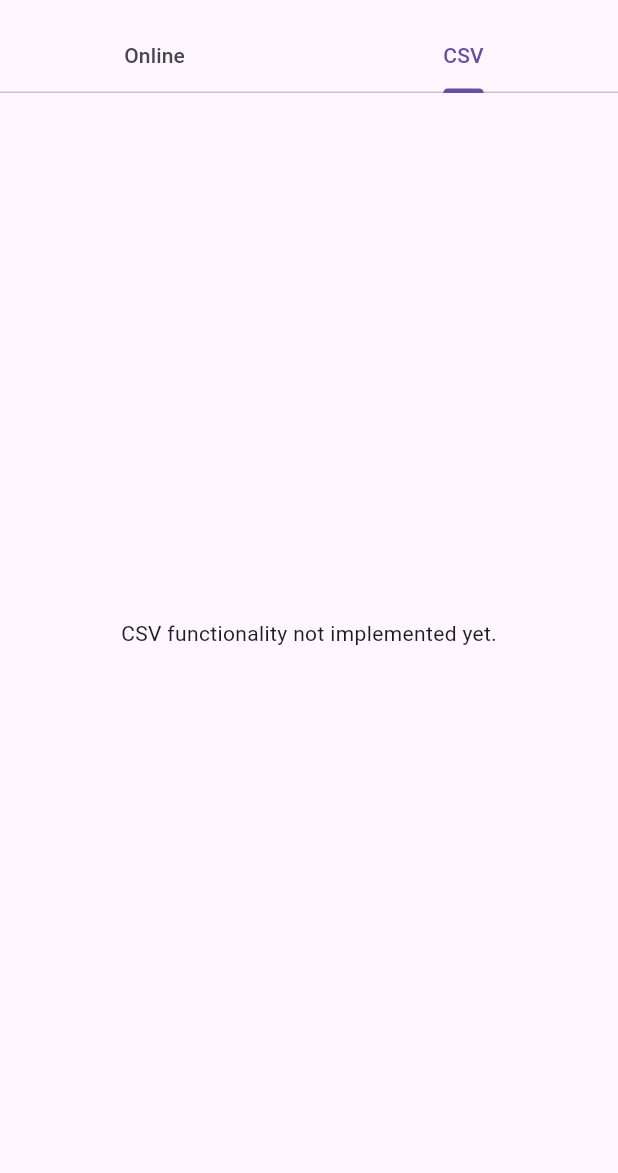
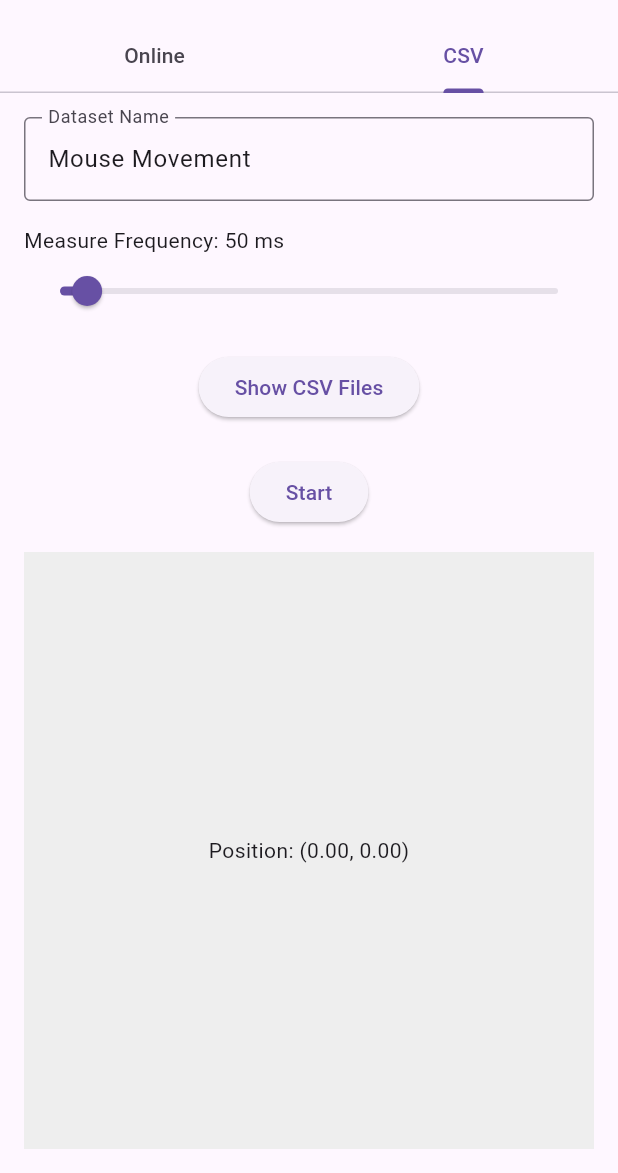
Before and after one commit to edge-ml/dart, a Flutter app: the screen it shows after launch, tab 2 chosen, on a phone screen of 412 x 824 dp, the part 63-1236 px from its top. Run offline on Flutter 3.47's test engine with Material 3 defaults, Android fonts, the light colour scheme and no system bars; our stand-ins replace csv, open_file.

Commit message:
example: Add CSV collector example

```diff
--- /dev/null
+++ b/example/lib/csv_collector_example.dart
@@ -0,0 +1,207 @@
+import 'dart:async';
+
+import 'package:edge_ml_dart/edge_ml_dart.dart';
+import 'package:flutter/material.dart';
+import 'package:open_file/open_file.dart';
+
+import 'mouse_tracker.dart';
+
+class CsvCollectorExample extends StatefulWidget {
+  const CsvCollectorExample({super.key});
+
+  @override
+  State<CsvCollectorExample> createState() => _CsvCollectorExampleState();
+}
+
+class _CsvCollectorExampleState extends State<CsvCollectorExample> {
+  CsvDatasetCollector? _csvDatasetCollector;
+
+  final TextEditingController _datasetNameController = TextEditingController(
+    text: "Mouse Movement",
+  );
+
+  bool _tracking = false;
+  bool _starting = false;
+  Timer? _timer;
+
+  double _frequency = 50;
+
+  double _cursorX = 0;
+  double _cursorY = 0;
+
+  void _onTimerTick(Timer timer) {
+    final nowMs = DateTime.now().millisecondsSinceEpoch;
+
+    _csvDatasetCollector?.addDataPoint(
+      name: "mouseX",
+      value: _cursorX,
+      time: nowMs,
+    );
+    _csvDatasetCollector?.addDataPoint(
+      name: "mouseY",
+      value: _cursorY,
+      time: nowMs,
+    );
+  }
+
+  void _startTimer(int frequency) {
+    _timer = Timer.periodic(Duration(milliseconds: frequency), _onTimerTick);
+  }
+
+  void _stopTimer() {
+    _timer?.cancel();
+    _timer = null;
+  }
+
+  void _toggleTracking() async {
+    if (!_tracking) {
+      setState(() {
+        _starting = true;
+      });
+
+      String datasetName = _datasetNameController.text;
+      int frequency = _frequency.toInt();
+
+      try {
+        _csvDatasetCollector = await CsvDatasetCollector.create(
+          name: datasetName,
+          useDeviceTime: false,
+          timeSeries: ["mouseX", "mouseY"],
+          metaData: {"app": "example"},
+          datasetLabel: "mouse",
+        );
+        print(
+          "Initialized CSV collector with output file: \"${_csvDatasetCollector!.filePath}\"",
+        );
+      } catch (e) {
+        print('Failed to create OnlineDatasetCollector: $e');
+        setState(() {
+          _starting = false;
+        });
+        return;
+      }
+
+      setState(() {
+        _starting = false;
+        _tracking = true;
+      });
+      print('Started tracking');
+      _startTimer(frequency);
+    } else {
+      _stopTimer();
+      setState(() {
+        _tracking = false;
+      });
+      print('Stopped tracking');
+    }
+  }
+
+  @override
+  Widget build(BuildContext context) {
+    return Column(
+      children: [
+        TextField(
+          controller: _datasetNameController,
+          decoration: InputDecoration(
+            labelText: 'Dataset Name',
+            border: OutlineInputBorder(),
+          ),
+          enabled: !_tracking && !_starting,
+        ),
+        SizedBox(height: 16.0),
+        Column(
+          crossAxisAlignment: CrossAxisAlignment.start,
+          children: [
+            Text('Measure Frequency: ${_frequency.toInt()} ms'),
+            Slider(
+              value: _frequency,
+              min: 1,
+              max: 1000,
+              divisions: 999,
+              label: _frequency.toInt().toString(),
+              onChanged:
+                  _tracking && !_starting
+                      ? null
+                      : (value) {
+                        setState(() {
+                          _frequency = value;
+                        });
+                      },
+            ),
+          ],
+        ),
+        SizedBox(height: 16.0),
+        ElevatedButton(
+          onPressed: () {
+            Navigator.push(
+              context,
+              MaterialPageRoute(builder: (context) => CsvFileListPage()),
+            );
+          },
+          child: Text('Show CSV Files'),
+        ),
+        SizedBox(height: 22.0),
+        ElevatedButton(
+          onPressed: _starting ? null : _toggleTracking,
+          child: Text(
+            _tracking
+                ? 'Stop'
+                : _starting
+                ? 'Starting...'
+                : 'Start',
+          ),
+        ),
+        SizedBox(height: 16.0),
+        Expanded(
+          child: CursorTracker(
+            onCursorUpdate: (double a, double b) {
+              _cursorX = a;
+              _cursorY = b;
+            },
+          ),
+        ),
+      ],
+    );
+  }
+}
+
+class CsvFileListPage extends StatelessWidget {
+  const CsvFileListPage({super.key});
+
+  @override
+  Widget build(BuildContext context) {
+    return Scaffold(
+      appBar: AppBar(
+        title: Text('CSV Files'),
+        leading: BackButton(),
+      ),
+      body: FutureBuilder<List<String>>(
+        future: CsvDatasetCollector.listCsvFiles(),
+        builder: (context, snapshot) {
+          if (snapshot.connectionState == ConnectionState.waiting) {
+            return Center(child: CircularProgressIndicator());
+          } else if (snapshot.hasError) {
+            return Center(child: Text('Error: ${snapshot.error}'));
+          } else if (!snapshot.hasData || snapshot.data!.isEmpty) {
+            return Center(child: Text('No CSV files found.'));
+          } else {
+            final files = snapshot.data!;
+            return ListView.builder(
+              itemCount: files.length,
+              itemBuilder: (context, index) {
+                final filePath = files[index];
+                final fileName = filePath.split('/').last;
+                return ListTile(
+                  title: Text(fileName),
+                  onTap: () async {
+                    await OpenFile.open(filePath);
+                  },
+                );
+              },
+            );
+          }
+        },
+      ),
+    );
+  }
+}
--- a/example/lib/main.dart
+++ b/example/lib/main.dart
@@ -1,5 +1,6 @@
 import 'package:flutter/material.dart';
 
+import 'csv_collector_example.dart';
 import 'online_collector_example.dart';
 
 void main() {
@@ -22,13 +23,14 @@
           ),
           body: TabBarView(
             children: [
-              // Online tab: existing UI
               Padding(
                 padding: const EdgeInsets.all(16.0),
                 child: OnlineCollectorExample(),
               ),
-              // CSV tab: placeholder
-              Center(child: Text('CSV functionality not implemented yet.')),
+              Padding(
+                padding: const EdgeInsets.all(16.0),
+                child: CsvCollectorExample(),
+              ),
             ],
           ),
         ),
--- a/example/pubspec.yaml
+++ b/example/pubspec.yaml
@@ -37,6 +37,7 @@ dependencies:
   # The following adds the Cupertino Icons font to your application.
   # Use with the CupertinoIcons class for iOS style icons.
   cupertino_icons: ^1.0.8
+  open_file: ^3.5.10
 
 dev_dependencies:
   flutter_test:
```
Also changed, not shown: example/pubspec.lock, 15 other files.
